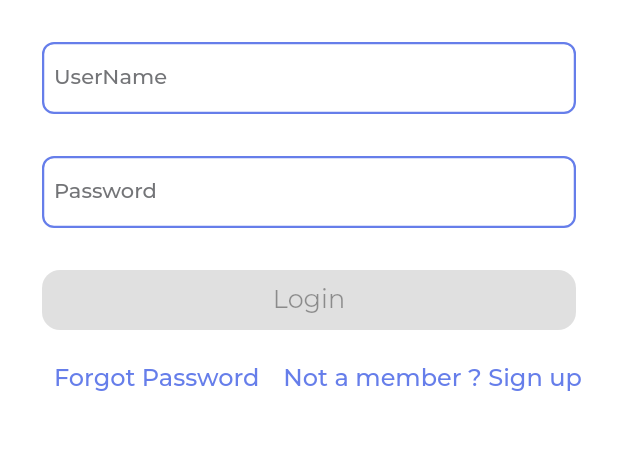
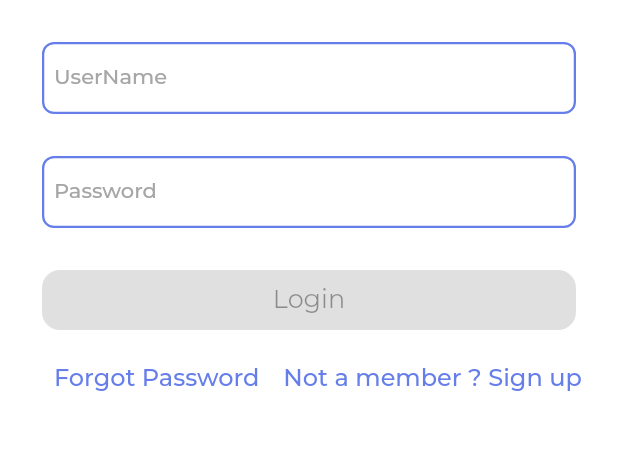
Before and after one commit to MahmoudFathiAhmed/E-Store, a Flutter app: the screen it shows after launch, after a tap on "Skip", on a phone screen of 412 x 824 dp, the part 507-957 px from its top. Run offline on Flutter 3.47's test engine with Material 2 defaults, Android fonts, the phone set to English and light mode, and no system bars; our stand-ins replace carousel_slider, country_code_picker, dartz, dio, easy_localization, flutter_phoenix and 13 more; missing offline and left inert: dart:ffi, json_serializable; accounts and stored records are empty; generated files the repository leaves out were written again.

Commit message:
color manager1

```diff
--- a/lib/presentation/resources/color_manager.dart
+++ b/lib/presentation/resources/color_manager.dart
@@ -11,13 +11,21 @@ class ColorManager{
   static Color purple2 = const Color(0xffBA38F9);
   static Color offWhite = const Color(0xffE1E1E1);
   static Color offWhite1 = const Color(0xffF3F3F3);
+  static Color grey = const Color(0xffA6A6A6);
+  static Color grey1 = const Color(0xffA3A3A3);
+  static Color grey2 = const Color(0xff656565);
+  static Color grey3 = const Color(0xff707070);
+  static Color onBlack = const Color(0xff323232);
+  static Color onBlack2 = const Color(0xff3C3C3C);
+  static Color onBlack3 = const Color(0xff434343);
+
 
 
 
 
   // static Color primary = const Color(0xffED9728);
   static Color darkGrey = const Color(0xff525252);
-  static Color grey = const Color(0xff737477);
+  // static Color grey = const Color(0xff737477);
   static Color lightGrey = const Color(0xff9E9E9E);
   static Color black = const Color(0xff000000);
 
@@ -25,8 +33,7 @@ class ColorManager{
   //new colors
   static Color darkPrimary = const Color(0xffd17d11);
   static Color lightPrimary = const Color(0xCCd17d11);//color with 80 % opacity
-  static Color grey1 = const Color(0xff707070);
-  static Color grey2 = const Color(0xff797979);
+  // static Color grey2 = const Color(0xff797979);
   static Color white = const Color(0xffFFFFFF);
   static Color error = const Color(0xffe61f34); //red color
 }
```
